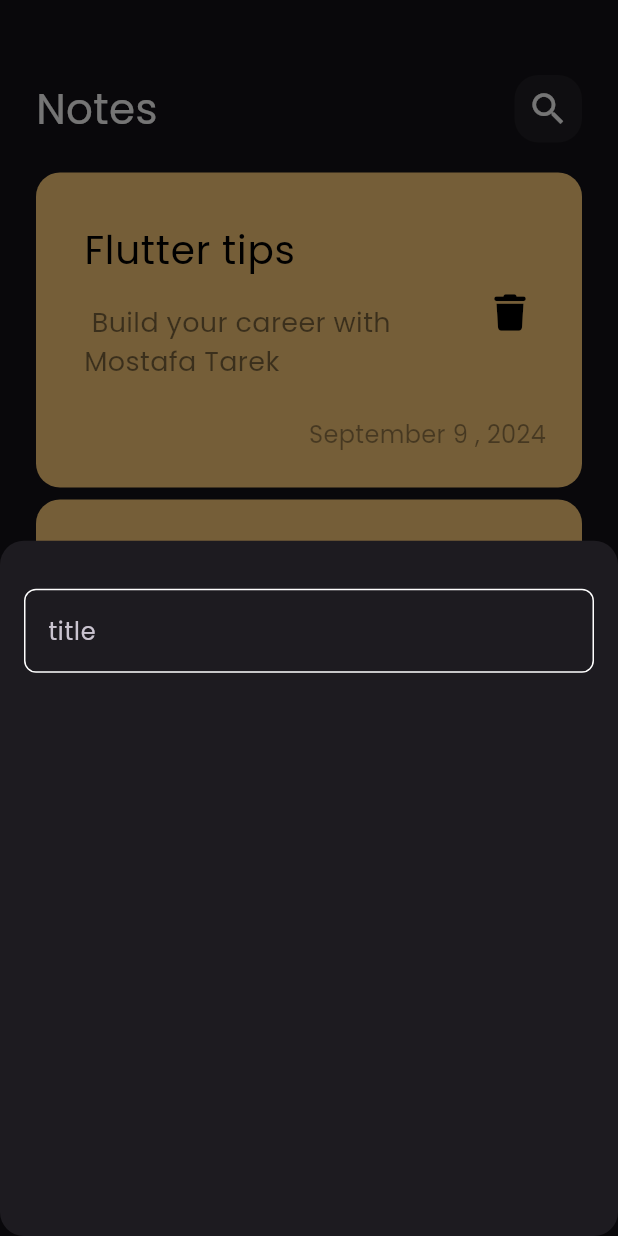
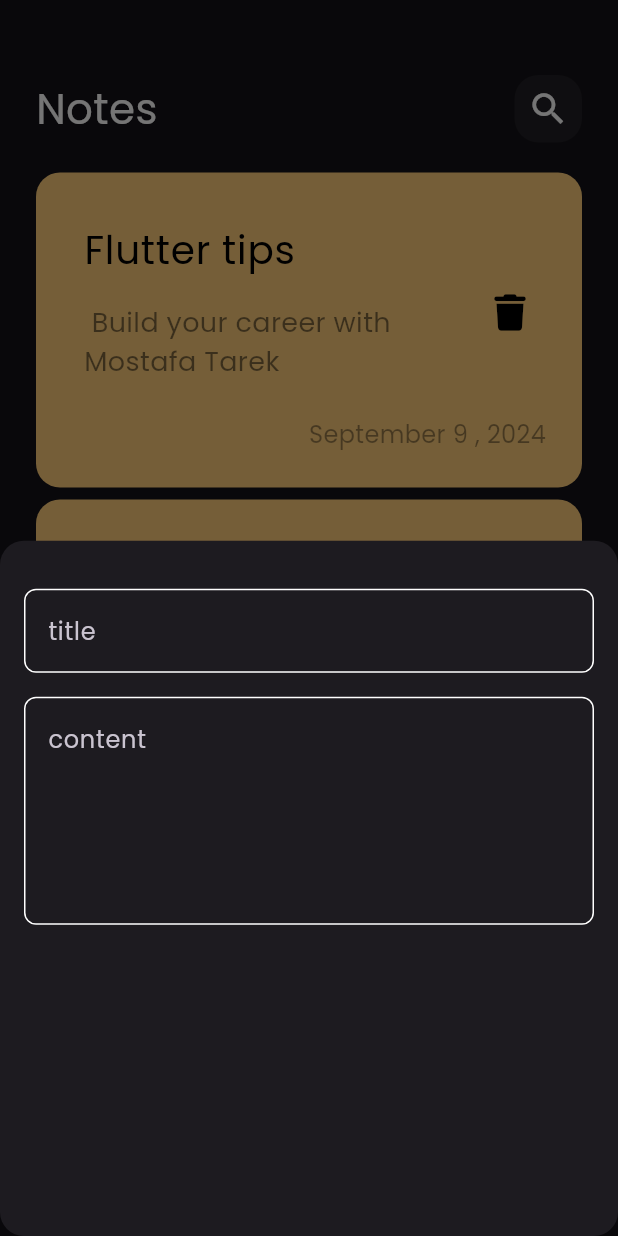
Before and after one commit to abotarek74/notes_app, a Flutter app: the screen it shows after launch, after a tap on the "add" icon, on a phone screen of 412 x 824 dp. Run offline on Flutter 3.47's test engine with Material 3 defaults, Android fonts, the phone set to English and light mode, and no system bars; our stand-ins replace font_awesome_flutter.

Commit message:
add fields to notes bottom sheet

```diff
--- a/lib/widgets/add_note_bottom_sheet.dart
+++ b/lib/widgets/add_note_bottom_sheet.dart
@@ -6,14 +6,23 @@ class AddNoteBottomSheet extends StatelessWidget {
 
   @override
   Widget build(BuildContext context) {
-    return Padding(
+    return const Padding(
       padding: const EdgeInsets.symmetric(horizontal: 16),
       child: Column(
         children: [
           SizedBox(
             height: 32,
           ),
-          CustomTextField(),
+          CustomTextField(
+            hint: 'title',
+          ),
+          SizedBox(
+            height: 16,
+          ),
+          CustomTextField(
+            hint: 'content',
+            maxLines: 5,
+          ),
         ],
       ),
     );
--- a/lib/widgets/custom_text_field.dart
+++ b/lib/widgets/custom_text_field.dart
@@ -2,14 +2,16 @@ import 'package:flutter/material.dart';
 import 'package:notes_app/constants.dart';
 
 class CustomTextField extends StatelessWidget {
-  const CustomTextField({super.key});
-
+  const CustomTextField({super.key, required this.hint, this.maxLines = 1});
+  final String hint;
+  final int maxLines;
   @override
   Widget build(BuildContext context) {
     return TextField(
       cursorColor: kPraimaryColor,
+      maxLines: maxLines,
       decoration: InputDecoration(
-        hintText: 'title',
+        hintText: hint,
         border: buildBorder(),
         focusedBorder: buildBorder(kPraimaryColor),
         enabledBorder: buildBorder(),
```
